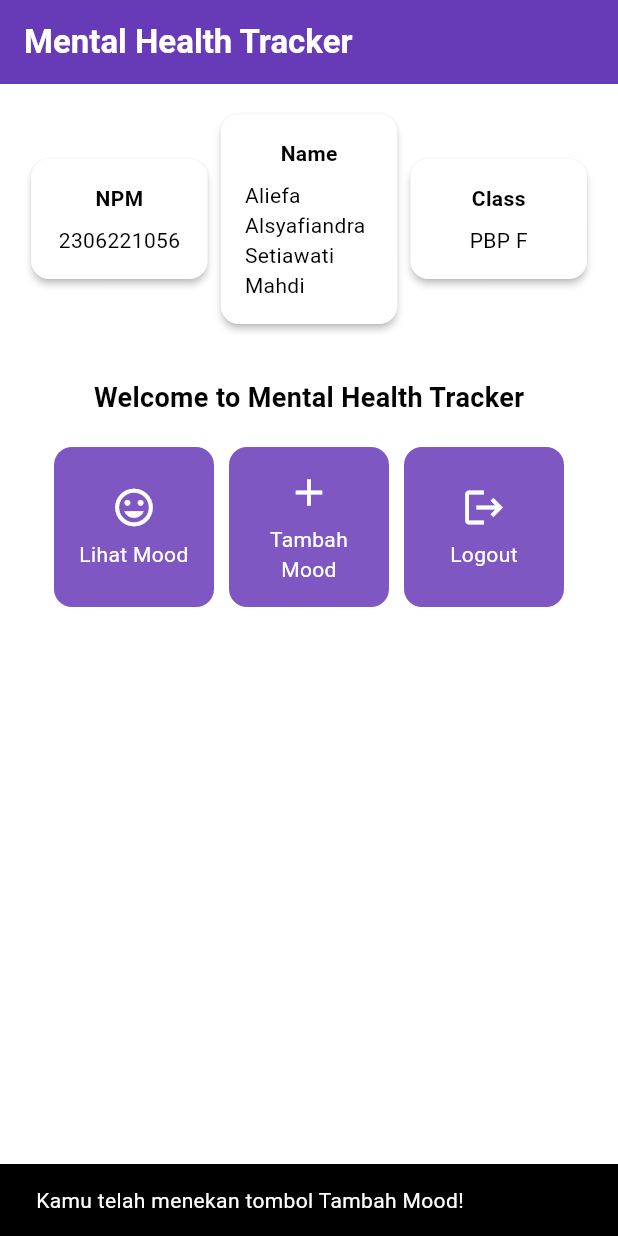
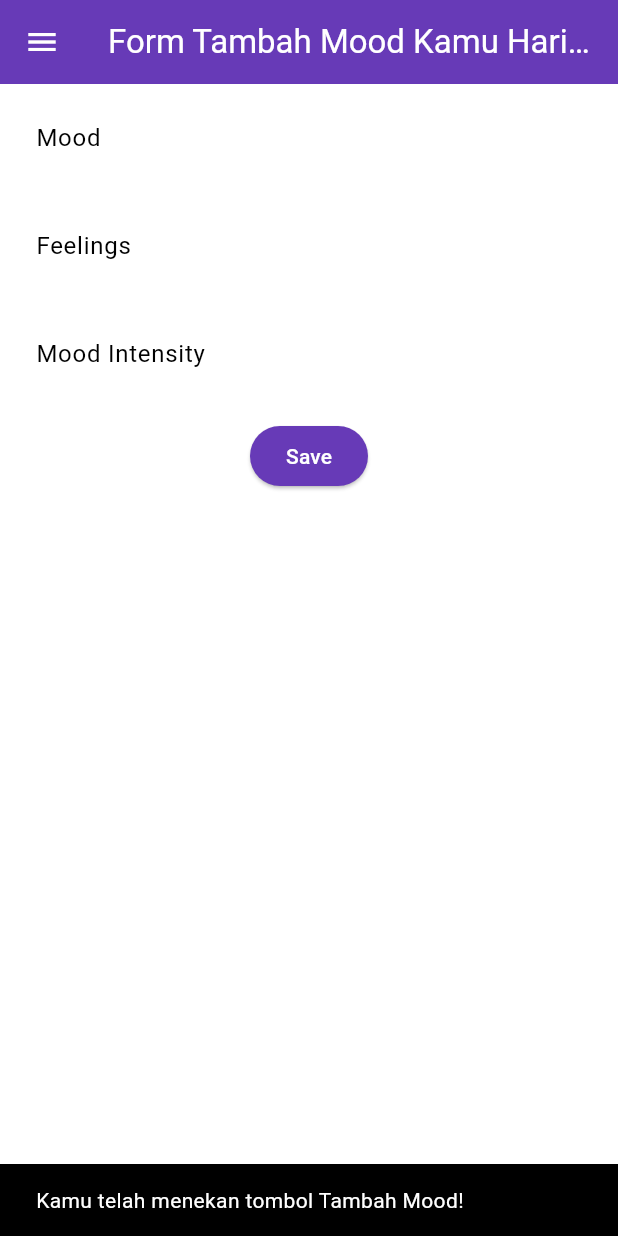
Before and after one commit to alicfamahdi/mental-health-tracker-mobile, a Flutter app: the screen it shows after launch, after a tap on "Tambah Mood", on a phone screen of 412 x 824 dp. Run offline on Flutter 3.47's test engine with Material 3 defaults, Android fonts, the phone set to English and light mode, and no system bars.

Commit message:
tut 7 dne

```diff
--- a/mental_health_tracker/lib/main.dart
+++ b/mental_health_tracker/lib/main.dart
@@ -1,5 +1,5 @@
 import 'package:flutter/material.dart';
-import 'package:mental_health_tracker/menu.dart';
+import 'package:mental_health_tracker/screens/menu.dart';
 
 void main() {
   runApp(const MyApp());
--- a/mental_health_tracker/lib/menu.dart
+++ b/mental_health_tracker/lib/screens/menu.dart
@@ -1,4 +1,7 @@
 import 'package:flutter/material.dart';
+// Impor drawer widget
+import 'package:mental_health_tracker/widgets/left_drawer.dart';
+import 'package:mental_health_tracker/widgets/mood_card.dart';
 
 class MyHomePage extends StatelessWidget {
   final String npm = '2306221056'; // NPM
@@ -37,7 +40,11 @@ class MyHomePage extends StatelessWidget {
         ),
         // Warna latar belakang AppBar diambil dari skema warna tema aplikasi.
         backgroundColor: Theme.of(context).colorScheme.primary,
+                // Mengganti warna icon drawer menjadi putih
+        iconTheme: const IconThemeData(color: Colors.white),
       ),
+      // Masukkan drawer sebagai parameter nilai drawer dari widget Scaffold
+      drawer: const LeftDrawer(),
       // Body halaman dengan padding di sekelilingnya.
       body: Padding(
         padding: const EdgeInsets.all(16.0),
@@ -133,64 +140,3 @@ class InfoCard extends StatelessWidget {
     );
   }
 }
-
-class ItemHomepage {
-    final String name;
-    final IconData icon;
-
-    ItemHomepage(this.name, this.icon);
-}
-
-class ItemCard extends StatelessWidget {
-  // Menampilkan kartu dengan ikon dan nama.
-
-  final ItemHomepage item;
-
-  const ItemCard(this.item, {super.key});
-
-  @override
-  Widget build(BuildContext context) {
-    return Material(
-      // Menentukan warna latar belakang dari tema aplikasi.
-      color: Theme.of(context).colorScheme.secondary,
-      // Membuat sudut kartu melengkung.
-      borderRadius: BorderRadius.circular(12),
-
-      child: InkWell(
-        // Aksi ketika kartu ditekan.
-        onTap: () {
-          // Menampilkan pesan SnackBar saat kartu ditekan.
-          ScaffoldMessenger.of(context)
-            ..hideCurrentSnackBar()
-            ..showSnackBar(
-              SnackBar(content: Text("Kamu telah menekan tombol ${item.name}!"))
-            );
-        },
-        // Container untuk menyimpan Icon dan Text
-        child: Container(
-          padding: const EdgeInsets.all(8),
-          child: Center(
-            child: Column(
-              // Menyusun ikon dan teks di tengah kartu.
-              mainAxisAlignment: MainAxisAlignment.center,
-              children: [
-                Icon(
-                  item.icon,
-                  color: Colors.white,
-                  size: 30.0,
-                ),
-                const Padding(padding: EdgeInsets.all(3)),
-                Text(
-                  item.name,
-                  textAlign: TextAlign.center,
-                  style: const TextStyle(color: Colors.white),
-                ),
-              ],
-            ),
-          ),
-        ),
-      ),
-    );
-  }
-
-}
--- /dev/null
+++ b/mental_health_tracker/lib/screens/moodentry_form.dart
@@ -0,0 +1,161 @@
+import 'package:flutter/material.dart';
+import 'package:mental_health_tracker/widgets/left_drawer.dart';
+
+class MoodEntryFormPage extends StatefulWidget {
+  const MoodEntryFormPage({super.key});
+
+  @override
+  State<MoodEntryFormPage> createState() => _MoodEntryFormPageState();
+}
+
+class _MoodEntryFormPageState extends State<MoodEntryFormPage> {
+  final _formKey = GlobalKey<FormState>();
+  String _mood = "";
+	String _feelings = "";
+	int _moodIntensity = 0;
+
+  @override
+  Widget build(BuildContext context) {
+    return Scaffold(
+      appBar: AppBar(
+        title: const Center(
+          child: Text(
+            'Form Tambah Mood Kamu Hari ini',
+          ),
+        ),
+        backgroundColor: Theme.of(context).colorScheme.primary,
+        foregroundColor: Colors.white,
+      ),
+      drawer: const LeftDrawer(),
+      body: Form(
+        key: _formKey,
+        child: SingleChildScrollView(
+          child: Column(
+            crossAxisAlignment: CrossAxisAlignment.start,
+            children: [
+              Padding(
+                padding: const EdgeInsets.all(8.0),
+                child: TextFormField(
+                  decoration: InputDecoration(
+                    hintText: "Mood",
+                    labelText: "Mood",
+                    border: OutlineInputBorder(
+                      borderRadius: BorderRadius.circular(5.0),
+                    ),
+                  ),
+                  onChanged: (String? value) {
+                    setState(() {
+                      _mood = value!;
+                    });
+                  },
+                  validator: (String? value) {
+                    if (value == null || value.isEmpty) {
+                      return "Mood tidak boleh kosong!";
+                    }
+                    return null;
+                  },
+                ),
+              ),
+              Padding(
+                padding: const EdgeInsets.all(8.0),
+                child: TextFormField(
+                  decoration: InputDecoration(
+                    hintText: "Feelings",
+                    labelText: "Feelings",
+                    border: OutlineInputBorder(
+                      borderRadius: BorderRadius.circular(5.0),
+                    ),
+                  ),
+                  onChanged: (String? value) {
+                    setState(() {
+                      _feelings = value!;
+                    });
+                  },
+                  validator: (String? value) {
+                    if (value == null || value.isEmpty) {
+                      return "Feelings tidak boleh kosong!";
+                    }
+                    return null;
+                  },
+                ),
+              ),
+              Padding(
+                padding: const EdgeInsets.all(8.0),
+                child: TextFormField(
+                  decoration: InputDecoration(
+                    hintText: "Mood Intensity",
+                    labelText: "Mood Intensity",
+                    border: OutlineInputBorder(
+                      borderRadius: BorderRadius.circular(5.0),
+                    ),
+                  ),
+                  onChanged: (String? value) {
+                    setState(() {
+                      _moodIntensity = int.tryParse(value!) ?? 0;
+                    });
+                  },
+                  validator: (String? value) {
+                    if (value == null || value.isEmpty) {
+                      return "Mood intensity tidak boleh kosong!";
+                    }
+                    if (int.tryParse(value) == null) {
+                      return "Mood intensity harus berupa angka!";
+                    }
+                    return null;
+                  },
+                ),
+              ),
+              Align(
+                alignment: Alignment.bottomCenter,
+                child: Padding(
+                  padding: const EdgeInsets.all(8.0),
+                  child: ElevatedButton(
+                    style: ButtonStyle(
+                      backgroundColor: WidgetStateProperty.all(
+                          Theme.of(context).colorScheme.primary),
+                    ),
+                    onPressed: () {
+                      if (_formKey.currentState!.validate()) {
+                        showDialog(
+                          context: context,
+                          builder: (context) {
+                            return AlertDialog(
+                              title: const Text('Mood berhasil tersimpan'),
+                              content: SingleChildScrollView(
+                                child: Column(
+                                  crossAxisAlignment: CrossAxisAlignment.start,
+                                  children: [
+                                    Text('Mood: $_mood'),
+                                    Text('Feelings: $_feelings'),
+                                    Text('Mood Intensity: $_moodIntensity'),
+                                  ],
+                                ),
+                              ),
+                              actions: [
+                                TextButton(
+                                  child: const Text('OK'),
+                                  onPressed: () {
+                                    Navigator.pop(context);
+                                    _formKey.currentState!.reset();
+                                  },
+                                ),
+                              ],
+                            );
+                          },
+                        );
+                      }
+                    },
+                    child: const Text(
+                      "Save",
+                      style: TextStyle(color: Colors.white),
+                    ),
+                  ),
+                ),
+              ),
+            ],
+          )
+        ),
+      ),
+    );
+  }
+}
--- /dev/null
+++ b/mental_health_tracker/lib/widgets/left_drawer.dart
@@ -0,0 +1,78 @@
+import 'package:flutter/material.dart';
+import 'package:mental_health_tracker/screens/menu.dart';
+// TODO: Impor halaman MoodEntryFormPage jika sudah dibuat
+import 'package:mental_health_tracker/screens/moodentry_form.dart';
+
+
+class LeftDrawer extends StatelessWidget {
+  const LeftDrawer({super.key});
+
+  @override
+  Widget build(BuildContext context) {
+    return Drawer(
+      child: ListView(
+        children: [
+          DrawerHeader(
+            // Bagian drawer header
+            decoration: BoxDecoration(
+            color: Theme.of(context).colorScheme.primary,
+            ),
+            child: const Column(
+              children: [
+                Text(
+                  'Mental Health Tracker',
+                  textAlign: TextAlign.center,
+                  style: TextStyle(
+                    fontSize: 24,
+                    fontWeight: FontWeight.bold,
+                    color: Colors.white,
+                  ),
+                ),
+                Padding(padding: EdgeInsets.all(8)),
+                Text(
+                  "Ayo jaga kesehatan mentalmu setiap hari disini!",
+                  // Tambahkan gaya teks dengan center alignment, font ukuran 15, warna putih, dan weight biasa
+                  textAlign: TextAlign.center,
+                  style: TextStyle(
+                    fontSize: 15,
+                    color: Colors.white,
+                    fontWeight: FontWeight.normal,
+                  ),
+                ),
+              ],
+            ),
+          ),
+            // Bagian routing
+            ListTile(
+              leading: const Icon(Icons.home_outlined),
+              title: const Text('Halaman Utama'),
+              // Bagian redirection ke MyHomePage
+              onTap: () {
+                Navigator.pushReplacement(
+                    context,
+                    MaterialPageRoute(
+                      builder: (context) => MyHomePage(),
+                    ));
+              },
+            ),
+            ListTile(
+              leading: const Icon(Icons.mood),
+              title: const Text('Tambah Mood'),
+              // Bagian redirection ke MoodEntryFormPage
+              onTap: () {
+                /*
+                Buatlah routing ke MoodEntryFormPage di sini,
+                setelah halaman MoodEntryFormPage sudah dibuat.
+                */
+               Navigator.pushReplacement(
+                    context,
+                    MaterialPageRoute(
+                      builder: (context) => MoodEntryFormPage(),
+                    ));
+              },
+            ),
+        ],
+      ),
+    );
+  }
+}
--- /dev/null
+++ b/mental_health_tracker/lib/widgets/mood_card.dart
@@ -0,0 +1,71 @@
+import 'package:flutter/material.dart';
+import 'package:mental_health_tracker/screens/moodentry_form.dart';
+
+class ItemHomepage {
+    final String name;
+    final IconData icon;
+
+    ItemHomepage(this.name, this.icon);
+}
+
+class ItemCard extends StatelessWidget {
+  // Menampilkan kartu dengan ikon dan nama.
+
+  final ItemHomepage item;
+
+  const ItemCard(this.item, {super.key});
+
+  @override
+  Widget build(BuildContext context) {
+    return Material(
+      // Menentukan warna latar belakang dari tema aplikasi.
+      color: Theme.of(context).colorScheme.secondary,
+      // Membuat sudut kartu melengkung.
+      borderRadius: BorderRadius.circular(12),
+
+      child: InkWell(
+        // Aksi ketika kartu ditekan.
+        onTap: () {
+          // Menampilkan pesan SnackBar saat kartu ditekan.
+          ScaffoldMessenger.of(context)
+            ..hideCurrentSnackBar()
+            ..showSnackBar(
+              SnackBar(content: Text("Kamu telah menekan tombol ${item.name}!"))
+            );
+          // Navigate ke route yang sesuai (tergantung jenis tombol)
+          if (item.name == "Tambah Mood") {
+            // Gunakan Navigator.push untuk melakukan navigasi ke MaterialPageRoute yang mencakup MoodEntryFormPage.
+            Navigator.push(
+              context,
+              MaterialPageRoute(
+                builder: (context) => const MoodEntryFormPage(),
+              ));
+          }
+        },
+        // Container untuk menyimpan Icon dan Text
+        child: Container(
+          padding: const EdgeInsets.all(8),
+          child: Center(
+            child: Column(
+              // Menyusun ikon dan teks di tengah kartu.
+              mainAxisAlignment: MainAxisAlignment.center,
+              children: [
+                Icon(
+                  item.icon,
+                  color: Colors.white,
+                  size: 30.0,
+                ),
+                const Padding(padding: EdgeInsets.all(3)),
+                Text(
+                  item.name,
+                  textAlign: TextAlign.center,
+                  style: const TextStyle(color: Colors.white),
+                ),
+              ],
+            ),
+          ),
+        ),
+      ),
+    );
+  }
+}
```
Also changed, not shown: mental_health_tracker/form_sample/analysis_options.yaml (added, +28 -0 lines), mental_health_tracker/form_sample/lib/main.dart (added, +66 -0 lines), mental_health_tracker/form_sample/pubspec.yaml (added, +90 -0 lines), mental_health_tracker/form_sample/pubspec.lock (added), 123 other files.
